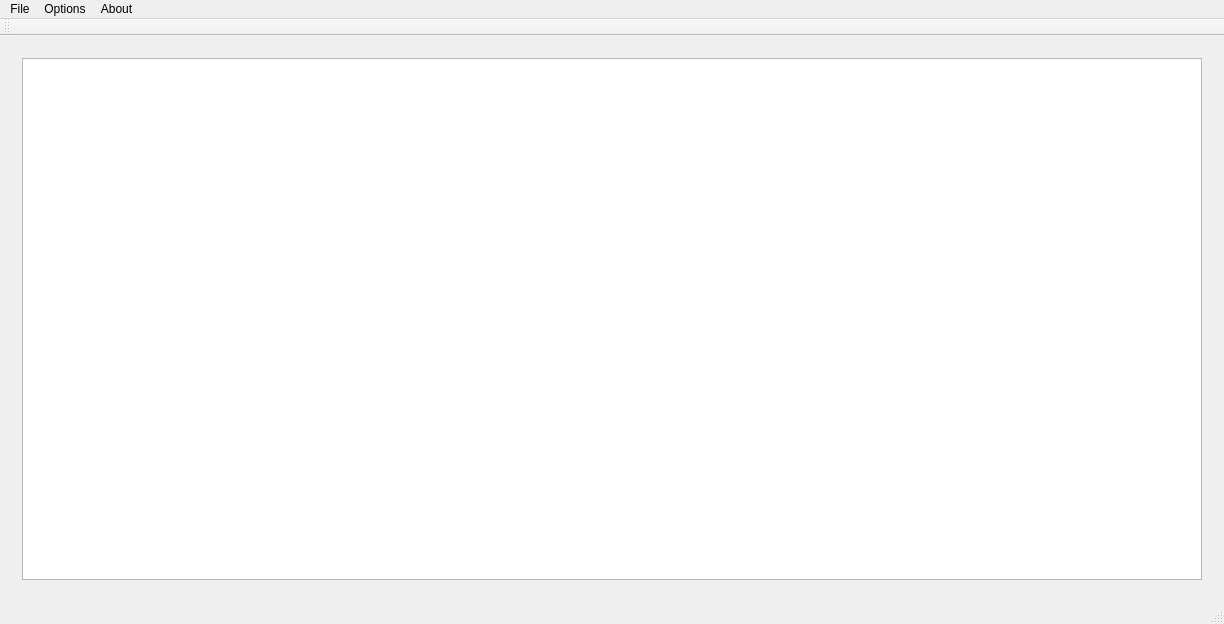
The window that Forms/mainwindow.ui (fostfox/lua-cpp-s101-integration) describes before a commit, drawn with Qt 5.
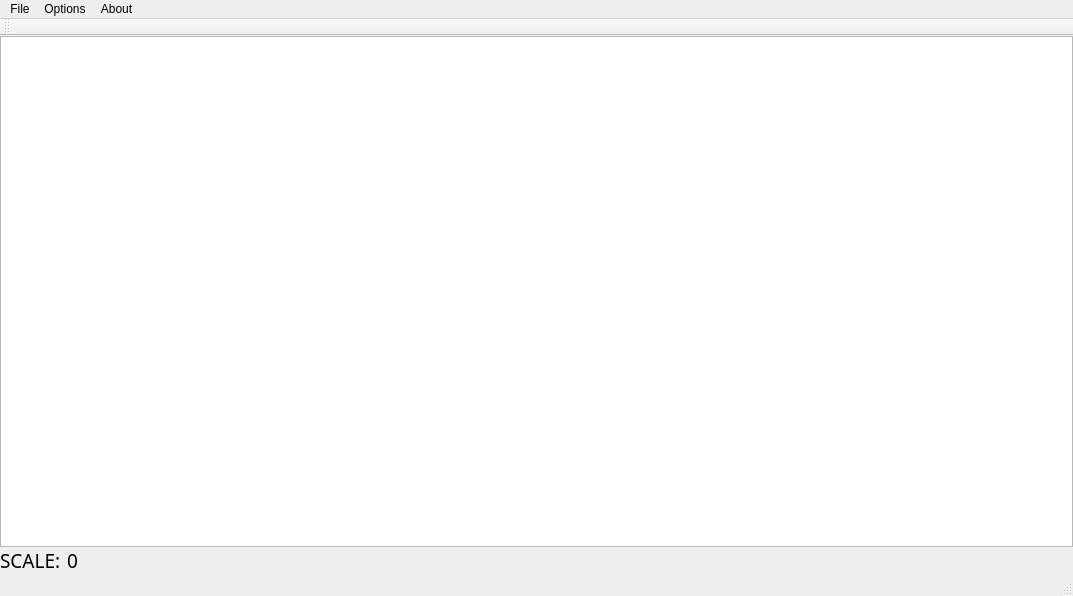
The same window after the commit.

The edit to the form file:
```diff
--- a/Forms/mainwindow.ui
+++ b/Forms/mainwindow.ui
@@ -6,8 +6,8 @@
    <rect>
     <x>0</x>
     <y>0</y>
-    <width>1224</width>
-    <height>624</height>
+    <width>1073</width>
+    <height>596</height>
    </rect>
   </property>
   <property name="windowTitle">
@@ -15,6 +15,21 @@
   </property>
   <widget class="QWidget" name="centralWidget">
    <layout class="QVBoxLayout" name="verticalLayout">
+    <property name="spacing">
+     <number>0</number>
+    </property>
+    <property name="leftMargin">
+     <number>0</number>
+    </property>
+    <property name="topMargin">
+     <number>0</number>
+    </property>
+    <property name="rightMargin">
+     <number>0</number>
+    </property>
+    <property name="bottomMargin">
+     <number>0</number>
+    </property>
     <item>
      <widget class="QStackedWidget" name="stackedWidget">
       <property name="currentIndex">
@@ -118,9 +133,67 @@
       </widget>
       <widget class="QWidget" name="page_2">
        <layout class="QVBoxLayout" name="verticalLayout_4">
+        <property name="spacing">
+         <number>0</number>
+        </property>
+        <property name="leftMargin">
+         <number>0</number>
+        </property>
+        <property name="topMargin">
+         <number>0</number>
+        </property>
+        <property name="rightMargin">
+         <number>0</number>
+        </property>
+        <property name="bottomMargin">
+         <number>0</number>
+        </property>
         <item>
          <widget class="QGraphicsView" name="mapView"/>
         </item>
+        <item>
+         <layout class="QHBoxLayout" name="horizontalLayout_2">
+          <item>
+           <widget class="QLabel" name="label_3">
+            <property name="font">
+             <font>
+              <family>Arial Rounded MT Bold</family>
+              <pointsize>14</pointsize>
+             </font>
+            </property>
+            <property name="text">
+             <string>SCALE:</string>
+            </property>
+           </widget>
+          </item>
+          <item>
+           <widget class="QLabel" name="mapScaleLbl">
+            <property name="font">
+             <font>
+              <family>Arial Rounded MT Bold</family>
+              <pointsize>14</pointsize>
+             </font>
+            </property>
+            <property name="text">
+             <string>0</string>
+            </property>
+           </widget>
+          </item>
+          <item>
+           <spacer name="horizontalSpacer_3">
+            <property name="orientation">
+             <enum>Qt::Horizontal</enum>
+            </property>
+            <property name="sizeHint" stdset="0">
+             <size>
+              <width>38</width>
+              <height>18</height>
+             </size>
+            </property>
+           </spacer>
+          </item>
+         </layout>
+        </item>
        </layout>
       </widget>
      </widget>
@@ -132,7 +205,7 @@
     <rect>
      <x>0</x>
      <y>0</y>
-     <width>1224</width>
+     <width>1073</width>
      <height>20</height>
     </rect>
    </property>
```
